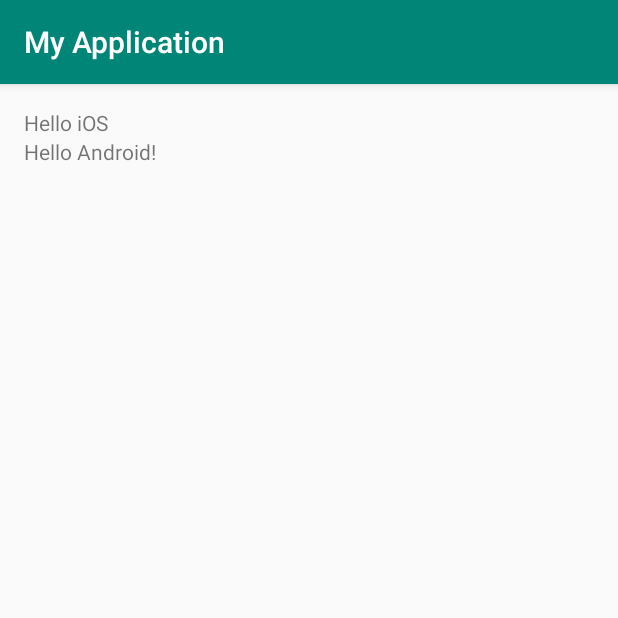
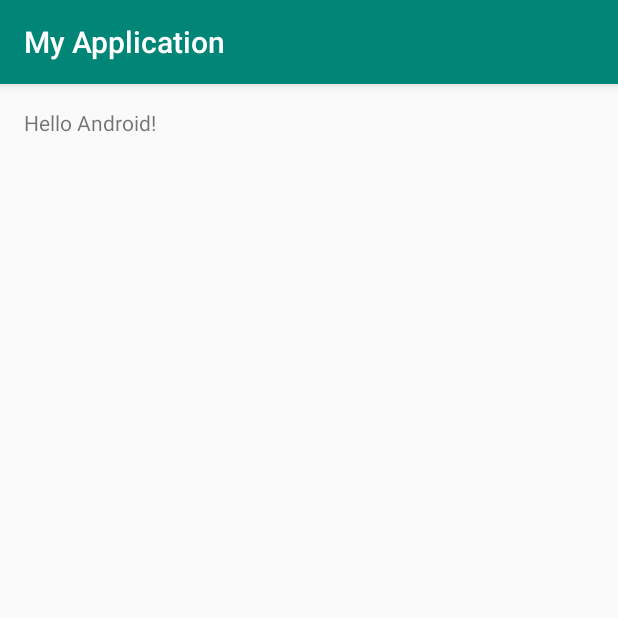
Before and after one commit to Goshi5/MyApplication, an Android app: the screen it shows after launch (MainActivity), on a phone screen of 412 x 824 dp, the top half of it. Run offline under Robolectric (Android 15) with nearby library versions, the phone set to English and light mode, and no system bars.

```diff
--- a/app/src/main/res/layout/activity_main.xml
+++ b/app/src/main/res/layout/activity_main.xml
@@ -11,10 +11,6 @@
         android:paddingTop="16dp"
         tools:context=".MainActivity">
 
-    <TextView
-            android:layout_width="wrap_content"
-            android:layout_height="wrap_content"
-            android:text="Hello iOS"/>
 
     <TextView
             android:layout_width="wrap_content"
```
